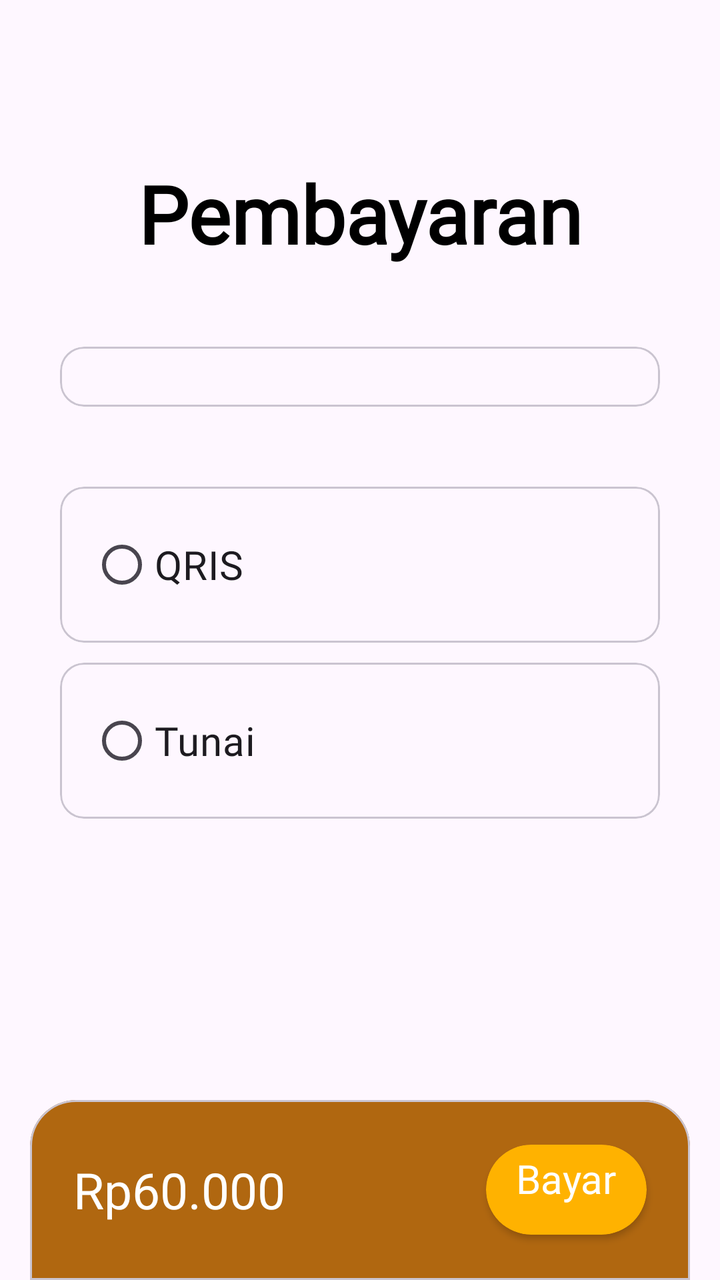
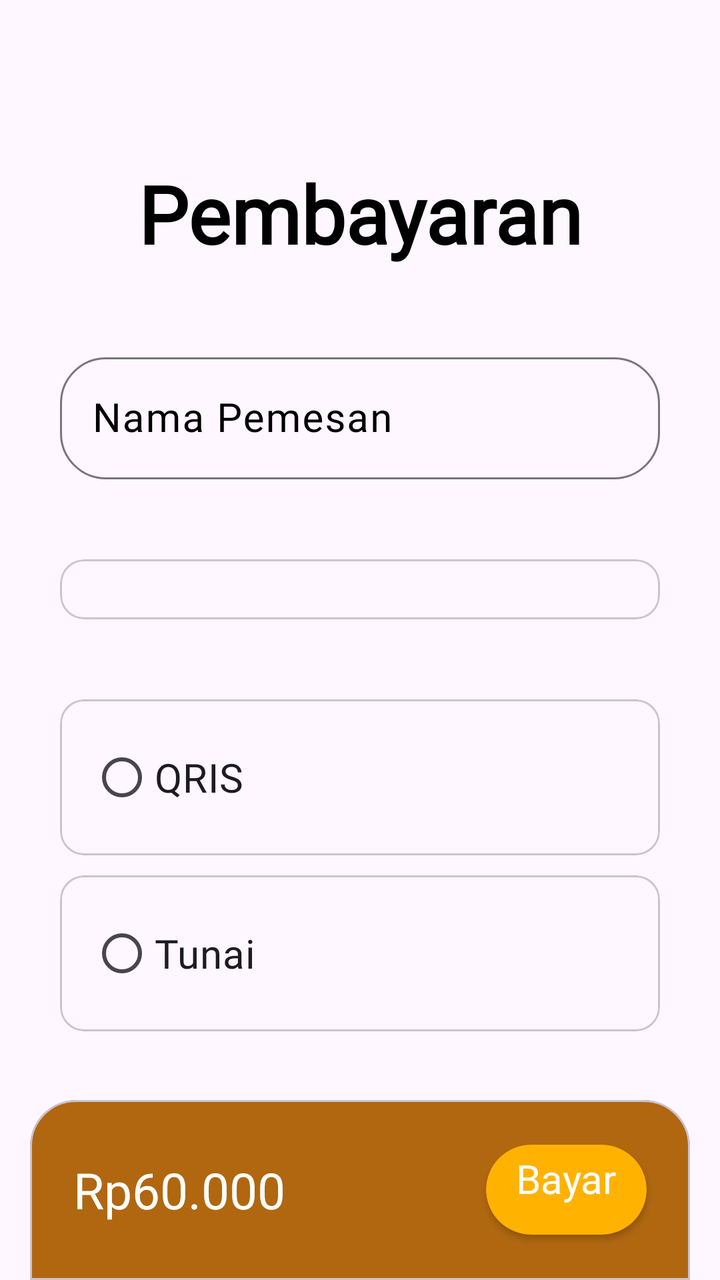

Compare the two renders of this Android layout. The source of the first and the diff that turns it into the second are given below.
<!-- AndroidManifest.xml: application theme Theme.ProjekPenjualanHilmi -->
<!-- res/layout/activity_mod_transaksi.xml -->
<?xml version="1.0" encoding="utf-8"?>
<androidx.constraintlayout.widget.ConstraintLayout xmlns:android="http://schemas.android.com/apk/res/android"
    xmlns:app="http://schemas.android.com/apk/res-auto"
    xmlns:tools="http://schemas.android.com/tools"
    android:id="@+id/main"
    android:layout_width="match_parent"
    android:layout_height="match_parent"
    tools:context=".kategori.ModKategori">

    <ScrollView
        android:layout_width="match_parent"
        android:layout_height="0dp"
        app:layout_constraintTop_toTopOf="parent"
        app:layout_constraintBottom_toTopOf="@id/layoutPesanSekarang">

        <androidx.constraintlayout.widget.ConstraintLayout
            android:layout_width="match_parent"
            android:layout_height="wrap_content">

            <TextView
                android:layout_width="wrap_content"
                android:layout_height="wrap_content"
                android:text="Pembayaran"
                android:id="@+id/tvPembayaran"
                app:layout_constraintStart_toStartOf="parent"
                app:layout_constraintEnd_toEndOf="parent"
                android:fontFamily="@font/alata"
                android:textStyle="bold"
                android:textSize="40sp"
                android:layout_marginTop="80dp"
                app:layout_constraintTop_toTopOf="parent"
                android:textColor="@color/black"/>

            <com.google.android.material.card.MaterialCardView
                android:id="@+id/cvKeteranganPembelian"
                android:layout_width="match_parent"
                android:layout_height="wrap_content"
                app:layout_constraintStart_toStartOf="parent"
                app:layout_constraintEnd_toEndOf="parent"
                android:layout_marginStart="30dp"
                app:boxCornerRadiusBottomEnd="23dp"
                app:boxCornerRadiusTopStart="23dp"
                app:boxCornerRadiusBottomStart="23dp"
                app:boxCornerRadiusTopEnd="23dp"
                android:layout_marginTop="40dp"
                android:layout_marginEnd="30dp"
                android:textColorHint="@color/black"
                app:layout_constraintTop_toBottomOf="@id/tvPembayaran">

                <LinearLayout
                    android:id="@+id/llItemSummary"
                    android:layout_width="match_parent"
                    android:layout_height="wrap_content"
                    android:layout_margin="15dp"
                    android:orientation="vertical">

                    

                </LinearLayout>

            </com.google.android.material.card.MaterialCardView>

            <com.google.android.material.card.MaterialCardView
                android:id="@+id/rbQris"
                android:layout_width="match_parent"
                android:layout_height="wrap_content"
                app:layout_constraintStart_toStartOf="parent"
                app:layout_constraintEnd_toEndOf="parent"
                android:layout_marginStart="30dp"
                app:boxCornerRadiusBottomEnd="23dp"
                app:boxCornerRadiusTopStart="23dp"
                app:boxCornerRadiusBottomStart="23dp"
                app:boxCornerRadiusTopEnd="23dp"
                android:layout_marginTop="40dp"
                android:layout_marginEnd="30dp"
                android:textColorHint="@color/black"
                app:layout_constraintTop_toBottomOf="@id/cvKeteranganPembelian">

                <com.google.android.material.radiobutton.MaterialRadioButton
                    android:id="@+id/rbQrisButton"
                    android:layout_width="match_parent"
                    android:layout_margin="15dp"
                    android:layout_height="wrap_content"
                    android:text="QRIS"
                    android:fontFamily="@font/alata"
                    android:textSize="20sp"/>

            </com.google.android.material.card.MaterialCardView>

            <com.google.android.material.card.MaterialCardView
                android:id="@+id/rbTunai"
                android:layout_width="match_parent"
                android:layout_height="wrap_content"
                app:layout_constraintStart_toStartOf="parent"
                app:layout_constraintEnd_toEndOf="parent"
                android:layout_marginStart="30dp"
                app:boxCornerRadiusBottomEnd="23dp"
                app:boxCornerRadiusTopStart="23dp"
                app:boxCornerRadiusBottomStart="23dp"
                app:boxCornerRadiusTopEnd="23dp"
                android:layout_marginTop="10dp"
                android:layout_marginEnd="30dp"
                android:textColorHint="@color/black"
                app:layout_constraintTop_toBottomOf="@id/rbQris">

                <com.google.android.material.radiobutton.MaterialRadioButton
                    android:id="@+id/rbTunaiButton"
                    android:layout_width="match_parent"
                    android:layout_margin="15dp"
                    android:layout_height="wrap_content"
                    android:text="Tunai"
                    android:fontFamily="@font/alata"
                    android:textSize="20sp"/>

            </com.google.android.material.card.MaterialCardView>

        </androidx.constraintlayout.widget.ConstraintLayout>

    </ScrollView>

    <com.google.android.material.card.MaterialCardView
        android:layout_width="match_parent"
        android:id="@+id/layoutPesanSekarang"
        android:backgroundTint="#B06710"
        app:shapeAppearanceOverlay="@style/TopRoundedCard"
        android:layout_height="90dp"
        android:layout_marginHorizontal="15dp"
        app:layout_constraintBottom_toBottomOf="parent">

        <TextView
            android:id="@+id/tvTotalHarga"
            android:layout_width="wrap_content"
            android:layout_height="match_parent"
            android:gravity="start|center"
            android:text="Rp60.000"
            android:layout_marginStart="15dp"
            android:textSize="25sp"
            android:textColor="@color/white"
            android:fontFamily="@font/alata"/>

        <androidx.cardview.widget.CardView
            android:layout_width="wrap_content"
            android:id="@+id/btnPesan"
            android:layout_height="45dp"
            android:layout_marginEnd="15dp"
            android:layout_gravity="end|center"
            app:cardCornerRadius="23dp"
            android:backgroundTint="#FFB200">

            <TextView
                android:layout_width="wrap_content"
                android:layout_height="38dp"
                android:paddingHorizontal="15dp"
                android:textSize="20sp"
                android:textColor="@color/white"
                android:layout_gravity="center"
                android:fontFamily="@font/alata"
                android:text="Bayar"/>

        </androidx.cardview.widget.CardView>

    </com.google.android.material.card.MaterialCardView>

</androidx.constraintlayout.widget.ConstraintLayout>
<!-- resources referenced by this layout -->
<resources>
  <color name="black">#FF000000</color>
  <color name="white">#FFFFFFFF</color>
  <style name="TopRoundedCard" parent="">
          <item name="cornerFamily">rounded</item>
          <item name="cornerSizeTopLeft">23dp</item>
          <item name="cornerSizeTopRight">23dp</item>
          <item name="cornerSizeBottomLeft">0dp</item>
          <item name="cornerSizeBottomRight">0dp</item>
      </style>
  <style name="Theme.ProjekPenjualanHilmi" parent="Base.Theme.ProjekPenjualanHilmi" />
  <style name="Base.Theme.ProjekPenjualanHilmi" parent="Theme.Material3.Light.NoActionBar">
          
          
      </style>
</resources>

<!-- the commit's change to res/layout/activity_mod_transaksi.xml (unified diff, before → after) -->
@@ -31,6 +31,33 @@
                 app:layout_constraintTop_toTopOf="parent"
                 android:textColor="@color/black"/>
 
+            <com.google.android.material.textfield.TextInputLayout
+                android:id="@+id/tilModKategoriNama"
+                android:layout_width="match_parent"
+                android:layout_height="wrap_content"
+                app:layout_constraintStart_toStartOf="parent"
+                app:layout_constraintEnd_toEndOf="parent"
+                android:layout_marginStart="30dp"
+                app:boxCornerRadiusBottomEnd="23dp"
+                app:boxCornerRadiusTopStart="23dp"
+                app:boxCornerRadiusBottomStart="23dp"
+                app:boxCornerRadiusTopEnd="23dp"
+                android:layout_marginTop="40dp"
+                android:layout_marginEnd="30dp"
+                android:textColorHint="@color/black"
+                app:layout_constraintTop_toBottomOf="@id/tvPembayaran"
+                android:hint="Nama Pemesan">
+
+                <com.google.android.material.textfield.TextInputEditText
+                    android:layout_width="match_parent"
+                    android:id="@+id/tietNamaKategori"
+                    android:layout_height="wrap_content"
+                    android:fontFamily="@font/alata"
+                    android:textSize="20sp"
+                    android:textColor="@color/black"/>
+
+            </com.google.android.material.textfield.TextInputLayout>
+
             <com.google.android.material.card.MaterialCardView
                 android:id="@+id/cvKeteranganPembelian"
                 android:layout_width="match_parent"
@@ -45,7 +72,7 @@
                 android:layout_marginTop="40dp"
                 android:layout_marginEnd="30dp"
                 android:textColorHint="@color/black"
-                app:layout_constraintTop_toBottomOf="@id/tvPembayaran">
+                app:layout_constraintTop_toBottomOf="@id/tilModKategoriNama">
 
                 <LinearLayout
                     android:id="@+id/llItemSummary"
